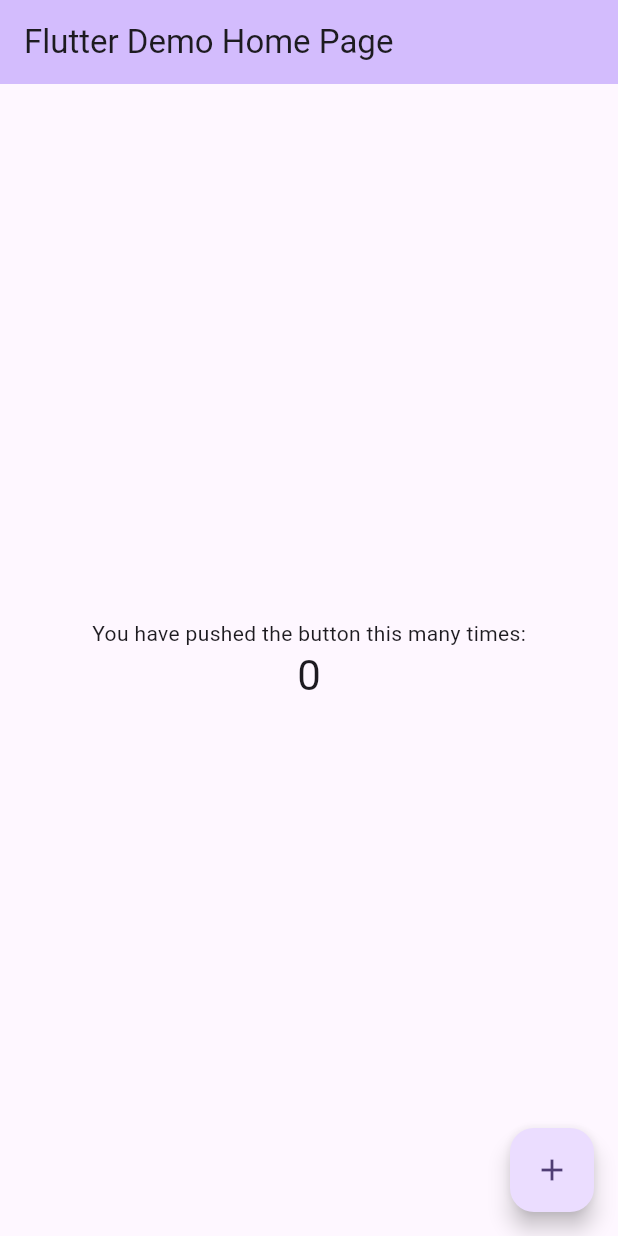
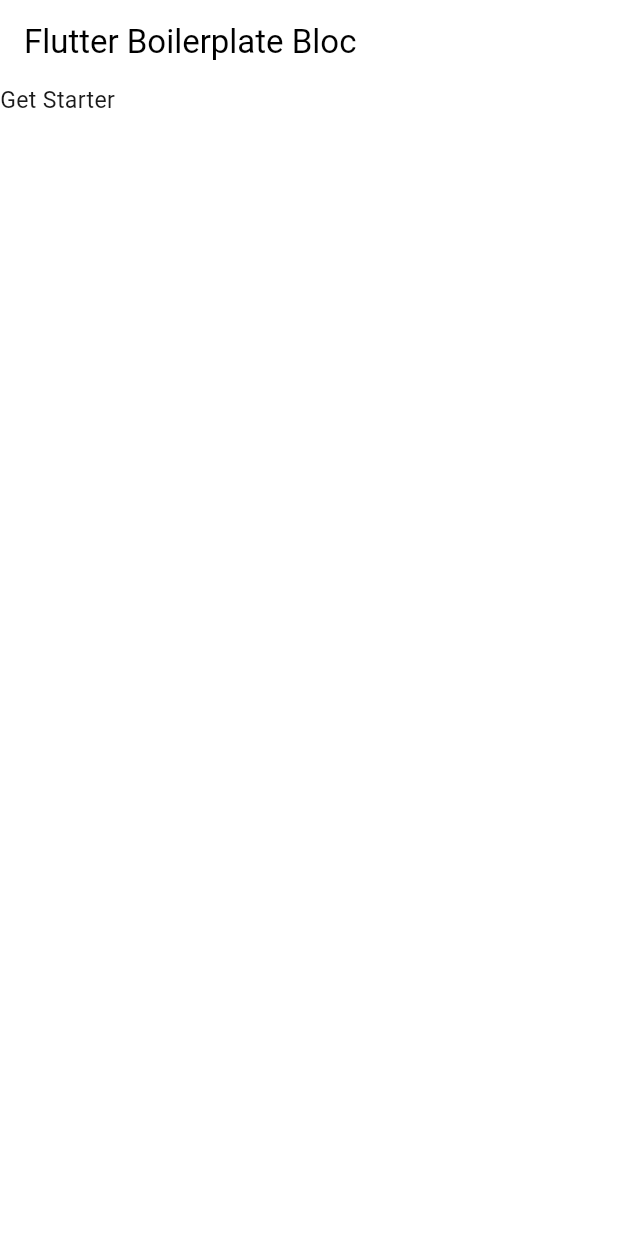
Before and after one commit to nicolin29/flutter_boilerplate_bloc, a Flutter app: the screen it shows after launch, on a phone screen of 412 x 824 dp. Run offline on Flutter 3.47's test engine with Material 3 defaults, Android fonts, the phone set to English and light mode, and no system bars; our stand-ins replace flutter_dotenv, share_plus.

Commit message:
add size utils and theme

```diff
--- a/lib/src/app.dart
+++ b/lib/src/app.dart
@@ -1,4 +1,8 @@
 import 'package:flutter/material.dart';
+import 'package:flutter_boilerplate/src/core/constants/app_constants.dart';
+import 'package:flutter_boilerplate/src/core/extensions/context_extension.dart';
+import 'package:flutter_boilerplate/src/core/theme/app_theme.dart';
+import 'package:flutter_boilerplate/src/core/utils/size_utils.dart';
 
 class App extends StatelessWidget {
   const App({super.key});
@@ -6,103 +10,35 @@
   // This widget is the root of your application.
   @override
   Widget build(BuildContext context) {
-    return MaterialApp(
-      title: 'Flutter Demo',
-      theme: ThemeData(
-        colorScheme: ColorScheme.fromSeed(seedColor: Colors.deepPurple),
-      ),
-      home: const MyHomePage(title: 'Flutter Demo Home Page'),
+    return LayoutBuilder(
+      builder: (context, _) {
+        SizeUtils.init(context);
+        return MaterialApp(
+          title: 'Flutter Demo',
+          theme: AppTheme.lightTheme,
+          home: const MyHomePage(),
+        );
+      },
     );
   }
 }
 
 class MyHomePage extends StatefulWidget {
-  const MyHomePage({super.key, required this.title});
-
-  // This widget is the home page of your application. It is stateful, meaning
-  // that it has a State object (defined below) that contains fields that affect
-  // how it looks.
-
-  // This class is the configuration for the state. It holds the values (in this
-  // case the title) provided by the parent (in this case the App widget) and
-  // used by the build method of the State. Fields in a Widget subclass are
-  // always marked "final".
-
-  final String title;
+  const MyHomePage({super.key});
 
   @override
   State<MyHomePage> createState() => _MyHomePageState();
 }
 
 class _MyHomePageState extends State<MyHomePage> {
-  int _counter = 0;
-
-  @override
-  void initState() {
-    super.initState();
-  }
-
-  void _incrementCounter() {
-    setState(() {
-      // This call to setState tells the Flutter framework that something has
-      // changed in this State, which causes it to rerun the build method below
-      // so that the display can reflect the updated values. If we changed
-      // _counter without calling setState(), then the build method would not be
-      // called again, and so nothing would appear to happen.
-      _counter++;
-    });
-  }
-
   @override
   Widget build(BuildContext context) {
-    // This method is rerun every time setState is called, for instance as done
-    // by the _incrementCounter method above.
-    //
-    // The Flutter framework has been optimized to make rerunning build methods
-    // fast, so that you can just rebuild anything that needs updating rather
-    // than having to individually change instances of widgets.
     return Scaffold(
-      appBar: AppBar(
-        // TRY THIS: Try changing the color here to a specific color (to
-        // Colors.amber, perhaps?) and trigger a hot reload to see the AppBar
-        // change color while the other colors stay the same.
-        backgroundColor: Theme.of(context).colorScheme.inversePrimary,
-        // Here we take the value from the MyHomePage object that was created by
-        // the App.build method, and use it to set our appbar title.
-        title: Text(widget.title),
+      appBar: AppBar(title: Text(AppConstants.appName)),
+      body: Column(
+        crossAxisAlignment: CrossAxisAlignment.stretch,
+        children: [Text('Get Starter', style: context.text.bodyMedium)],
       ),
-      body: Center(
-        // Center is a layout widget. It takes a single child and positions it
-        // in the middle of the parent.
-        child: Column(
-          // Column is also a layout widget. It takes a list of children and
-          // arranges them vertically. By default, it sizes itself to fit its
-          // children horizontally, and tries to be as tall as its parent.
-          //
-          // Column has various properties to control how it sizes itself and
-          // how it positions its children. Here we use mainAxisAlignment to
-          // center the children vertically; the main axis here is the vertical
-          // axis because Columns are vertical (the cross axis would be
-          // horizontal).
-          //
-          // TRY THIS: Invoke "debug painting" (choose the "Toggle Debug Paint"
-          // action in the IDE, or press "p" in the console), to see the
-          // wireframe for each widget.
-          mainAxisAlignment: MainAxisAlignment.center,
-          children: <Widget>[
-            const Text('You have pushed the button this many times:'),
-            Text(
-              '$_counter',
-              style: Theme.of(context).textTheme.headlineMedium,
-            ),
-          ],
-        ),
-      ),
-      floatingActionButton: FloatingActionButton(
-        onPressed: _incrementCounter,
-        tooltip: 'Increment',
-        child: const Icon(Icons.add),
-      ), // This trailing comma makes auto-formatting nicer for build methods.
     );
   }
 }
--- /dev/null
+++ b/lib/src/core/constants/app_constants.dart
@@ -0,0 +1,3 @@
+class AppConstants {
+  static const String appName = "Flutter Boilerplate Bloc";
+}
--- /dev/null
+++ b/lib/src/core/extensions/context_extension.dart
@@ -0,0 +1,10 @@
+import 'package:flutter/material.dart';
+
+/// How to use
+/// Text('Hello', style: context.text.bodyMedium)
+/// Container(color: context.colors.primary)
+
+extension ContextExtension on BuildContext {
+  TextTheme get text => Theme.of(this).textTheme;
+  ColorScheme get colors => Theme.of(this).colorScheme;
+}
--- a/lib/src/core/theme/app_colors.dart
+++ b/lib/src/core/theme/app_colors.dart
@@ -0,0 +1,30 @@
+import 'package:flutter/material.dart';
+
+/// Central place for all app colors.
+/// Use only constants — never hardcode colors in widgets.
+class AppColors {
+  // 🌞 Light theme colors
+  static const Color primary = Color(0xFF0066FF);
+  static const Color primaryLight = Color(0xFF5AA9FF);
+  static const Color primaryDark = Color(0xFF0044AA);
+
+  static const Color background = Color(0xFFF9F9F9);
+  static const Color surface = Colors.white;
+
+  static const Color textPrimary = Color(0xFF1A1A1A);
+  static const Color textSecondary = Color(0xFF6B6B6B);
+  static const Color textDisabled = Color(0xFF9E9E9E);
+
+  static const Color border = Color(0xFFE0E0E0);
+  static const Color divider = Color(0xFFEEEEEE);
+
+  static const Color success = Color(0xFF4CAF50);
+  static const Color warning = Color(0xFFFFC107);
+  static const Color error = Color(0xFFF44336);
+
+  // 🌙 Dark theme colors
+  static const Color darkBackground = Color(0xFF121212);
+  static const Color darkSurface = Color(0xFF1E1E1E);
+  static const Color darkTextPrimary = Color(0xFFF5F5F5);
+  static const Color darkTextSecondary = Color(0xFFBDBDBD);
+}
--- a/lib/src/core/theme/app_theme.dart
+++ b/lib/src/core/theme/app_theme.dart
@@ -1,3 +1,26 @@
+import 'package:flutter/material.dart';
+import 'package:flutter_boilerplate/src/core/theme/app_colors.dart';
+import 'package:flutter_boilerplate/src/core/theme/app_typography.dart';
+import 'package:flutter_boilerplate/src/core/utils/size_utils.dart';
+
 class AppTheme {
-  //
+  static ThemeData get lightTheme {
+    return ThemeData(
+      brightness: Brightness.light,
+      primaryColor: AppColors.primary,
+      colorScheme: const ColorScheme.light(
+        primary: AppColors.primary,
+        secondary: AppColors.primaryLight,
+        surface: AppColors.surface,
+        surfaceContainer: AppColors.background,
+        error: AppColors.error,
+      ),
+      textTheme: TextTheme(
+        bodyMedium: TextStyle(
+          fontSize: AppTypography.baseFontMedium.sp,
+          color: AppColors.textPrimary,
+        ),
+      ),
+    );
+  }
 }
--- /dev/null
+++ b/lib/src/core/theme/app_typography.dart
@@ -0,0 +1,5 @@
+class AppTypography {
+  static const double baseFontSmall = 12.0;
+  static const double baseFontMedium = 14.0;
+  static const double baseFontLarge = 16.0;
+}
--- a/lib/src/core/helpers/share_helper.dart
+++ b/lib/src/core/utils/share_utils.dart
@@ -1,6 +1,6 @@
 import 'package:share_plus/share_plus.dart';
 
-class ShareHelper {
+class ShareUtils {
   static Future<void> text(String text) async {
     await SharePlus.instance.share(ShareParams(text: text));
   }
--- /dev/null
+++ b/lib/src/core/utils/size_utils.dart
@@ -0,0 +1,48 @@
+import 'package:flutter/material.dart';
+
+class SizeUtils {
+  static double _baseWidth = 375;
+  static double _baseHeight = 812;
+
+  static late MediaQueryData _mediaQueryData;
+  static late double _screenWidth;
+  static late double _screenHeight;
+  static late double _safeWidth;
+  static late double _safeHeight;
+
+  /// Initialize with context
+  static void init(
+    BuildContext context, {
+    double? baseWidth,
+    double? baseHeight,
+  }) {
+    _mediaQueryData = MediaQuery.of(context);
+    _screenWidth = _mediaQueryData.size.width;
+    _screenHeight = _mediaQueryData.size.height;
+
+    _safeWidth =
+        _screenWidth -
+        (_mediaQueryData.padding.left + _mediaQueryData.padding.right);
+    _safeHeight =
+        _screenHeight -
+        (_mediaQueryData.padding.top + _mediaQueryData.padding.bottom);
+
+    _baseWidth = baseWidth ?? _baseWidth;
+    _baseHeight = baseHeight ?? _baseHeight;
+  }
+
+  static double get screenWidth => _screenWidth;
+  static double get screenHeight => _screenHeight;
+  static double get safeWidth => _safeWidth;
+  static double get safeHeight => _safeHeight;
+
+  static double w(double width) => (width / _baseWidth) * _screenWidth;
+  static double h(double height) => (height / _baseHeight) * _screenHeight;
+  static double sp(double fontSize) => (fontSize / _baseWidth) * _screenWidth;
+}
+
+extension SizeExtension on num {
+  double get w => SizeUtils.w(toDouble());
+  double get h => SizeUtils.h(toDouble());
+  double get sp => SizeUtils.sp(toDouble());
+}
```
Also changed, not shown: 4 other files.
